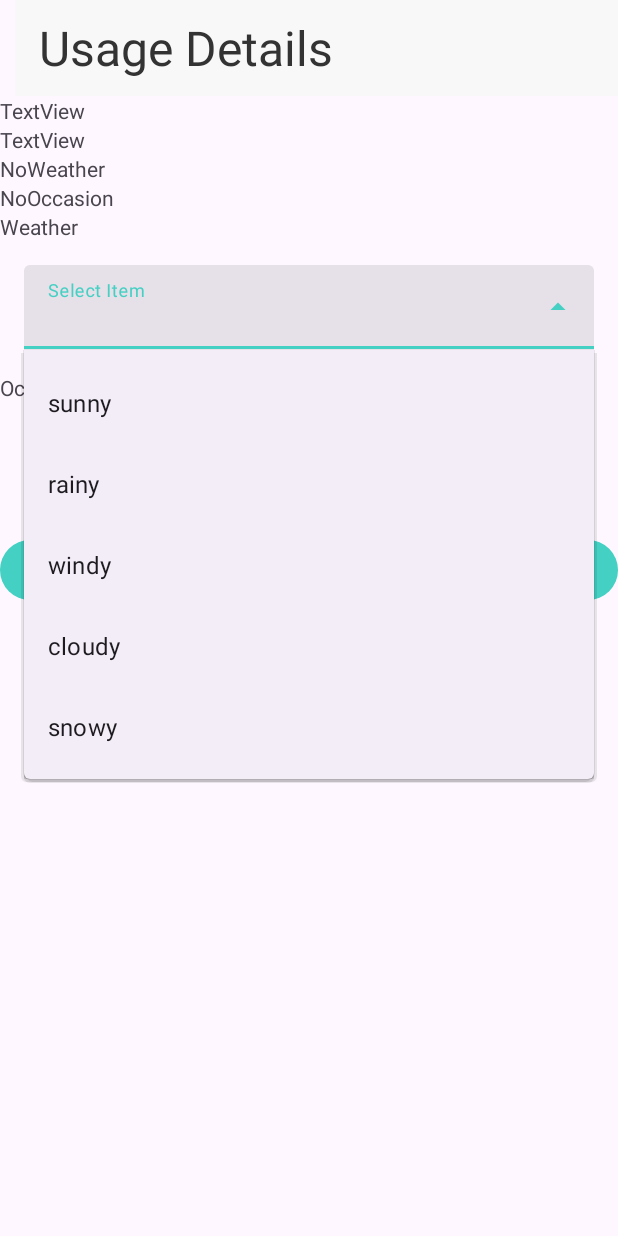
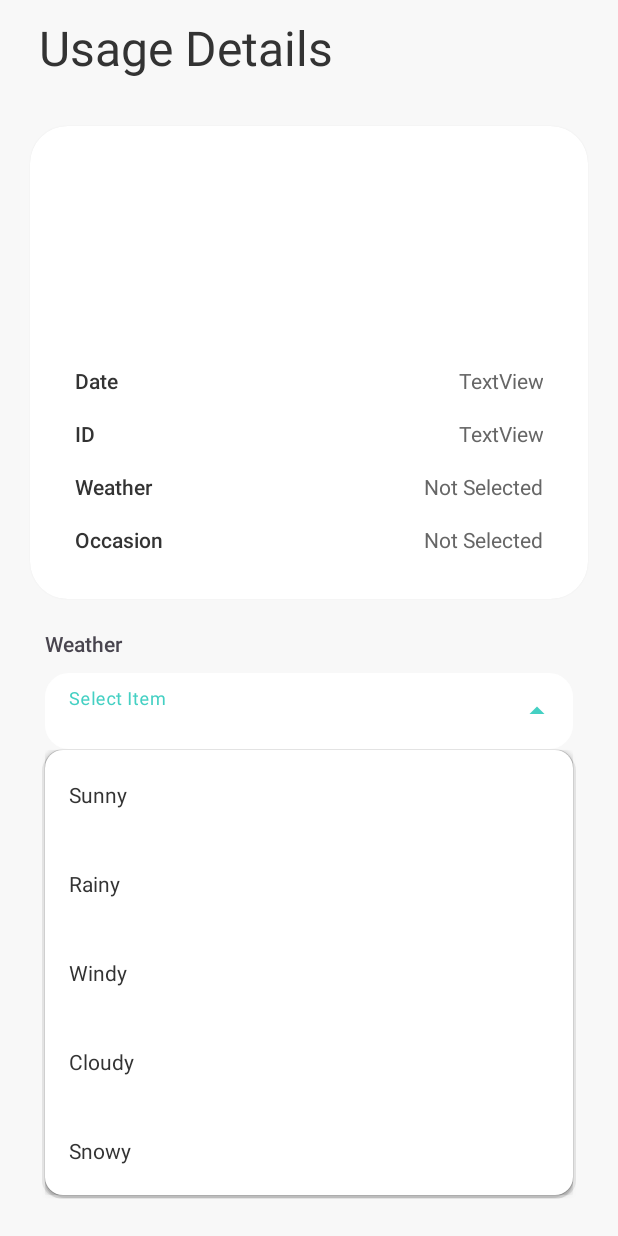
Before and after one commit to vaishnaviu/Clothesmate, an Android app: the UsageDetail screen opened directly, with no data from a screen before it, after a tap on an icon or button, on a phone screen of 412 x 824 dp. Run offline under Robolectric (Android 15) with nearby library versions, the phone set to English and light mode, and no system bars; our stand-ins replace Firebase (no records; nobody signed in at launch, a user with empty details on screens opened directly); 4 statements that could not run were skipped.

Commit message:
UI: Usage Details page

```diff
--- a/app/src/main/java/com/example/myapplication/UsageDetail.java
+++ b/app/src/main/java/com/example/myapplication/UsageDetail.java
@@ -22,8 +22,8 @@ import com.google.firebase.database.ValueEventListener;
 public class UsageDetail extends AppCompatActivity {
     private Button btnweather;
 
-    String[] weatherItems = {"sunny","rainy","windy","cloudy","snowy"};
-    String[] occasionItems = {"formal","casual","semi-formal"};
+    String[] weatherItems = {"Sunny","Rainy","Windy","Cloudy","Snowy"};
+    String[] occasionItems = {"Formal","Casual","Semi-formal"};
 
     AutoCompleteTextView autoCompleteTextViewWeather, autoCompleteTextViewOccasion;
     ArrayAdapter<String> adapterItemsWeather;
@@ -47,8 +47,8 @@ public class UsageDetail extends AppCompatActivity {
         autoCompleteTextViewWeather = findViewById(R.id.auto_complete_weathertxt);
         autoCompleteTextViewOccasion = findViewById(R.id.auto_complete_occasiontxt);
 
-        adapterItemsWeather = new ArrayAdapter<String>(this, R.layout.list_dropdownitem,weatherItems);
-        adapterItemsOccasion = new ArrayAdapter<String>(this,R.layout.list_dropdownitem,occasionItems);
+        adapterItemsWeather = new ArrayAdapter<String>(this, R.layout.custom_dropdown_item_layout,weatherItems);
+        adapterItemsOccasion = new ArrayAdapter<String>(this,R.layout.custom_dropdown_item_layout,occasionItems);
 
         autoCompleteTextViewWeather.setAdapter(adapterItemsWeather);
         autoCompleteTextViewOccasion.setAdapter(adapterItemsOccasion);
--- /dev/null
+++ b/app/src/main/res/drawable/custom_dropdown_item_background.xml
@@ -0,0 +1,5 @@
+<?xml version="1.0" encoding="utf-8"?>
+<shape xmlns:android="http://schemas.android.com/apk/res/android">
+    <corners android:radius="12dp" /> <!-- Adjust the radius to change the corner radius -->
+    <solid android:color="@color/white" /> <!-- Background color of the dropdown menu items -->
+</shape>
--- a/app/src/main/res/layout/activity_usage_detail.xml
+++ b/app/src/main/res/layout/activity_usage_detail.xml
@@ -4,6 +4,7 @@
     xmlns:tools="http://schemas.android.com/tools"
     android:layout_width="match_parent"
     android:layout_height="match_parent"
+    android:background="@color/light_gray"
     tools:context=".UsageDetail"
     android:orientation="vertical">
 
@@ -11,74 +12,201 @@
         android:id="@+id/new_toolbar"
         layout="@layout/toolbar"/>
 
+    <androidx.cardview.widget.CardView
+        xmlns:android="http://schemas.android.com/apk/res/android"
+        xmlns:app="http://schemas.android.com/apk/res-auto"
+        android:layout_marginStart="20dp"
+        android:layout_marginEnd="20dp"
+        android:layout_marginVertical="20dp"
+        android:layout_marginHorizontal="20dp"
+        app:cardCornerRadius="25dp"
+        android:layout_width="match_parent"
+        android:outlineSpotShadowColor="@color/light_gray"
+        android:layout_height="wrap_content">
+
+        <RelativeLayout
+            android:id="@+id/label"
+            android:layout_width="fill_parent"
+            android:layout_height="fill_parent"
+            android:padding="30dp">
+
+            <ImageView
+                android:id="@+id/imageView"
+                android:layout_width="100dp"
+                android:layout_height="100dp"
+                android:layout_centerHorizontal="true"/>
+
+            <TextView
+                android:id="@+id/DateTimeDetailTitle"
+                android:layout_below="@+id/imageView"
+                android:layout_width="wrap_content"
+                android:layout_height="wrap_content"
+                android:layout_marginTop="30dp"
+                android:text="Date"
+                android:textColor="@color/black"
+                android:fontFamily="sans-serif-medium"/>
+
             <TextView
                 android:id="@+id/DateTimeDetail"
+                android:layout_below="@+id/imageView"
+                android:layout_width="wrap_content"
+                android:layout_height="wrap_content"
+                android:layout_marginTop="30dp"
+                android:text="TextView"
+                android:textColor="@color/gray"
+                android:fontFamily="sans-serif"
+                android:layout_alignParentRight="true"
+                android:gravity="right"/>
+
+            <TextView
+                android:id="@+id/IdDetailTitle"
+                android:layout_below="@+id/DateTimeDetail"
                 android:layout_width="match_parent"
                 android:layout_height="wrap_content"
-        android:text="TextView" />
+                android:layout_marginTop="16dp"
+                android:text="ID"
+                android:textColor="@color/black"
+                android:fontFamily="sans-serif-medium"/>
 
             <TextView
                 android:id="@+id/IdDetail"
+                android:layout_below="@+id/DateTimeDetail"
                 android:layout_width="match_parent"
                 android:layout_height="wrap_content"
-        android:text="TextView" />
+                android:layout_marginTop="16dp"
+                android:text="TextView"
+                android:textColor="@color/gray"
+                android:fontFamily="sans-serif"
+                android:layout_alignParentRight="true"
+                android:gravity="right"/>
+
+            <TextView
+                android:id="@+id/WeatherDetailTitle"
+                android:layout_below="@+id/IdDetail"
+                android:layout_width="match_parent"
+                android:layout_height="wrap_content"
+                android:layout_marginTop="16dp"
+                android:text="Weather"
+                android:textColor="@color/black"
+                android:fontFamily="sans-serif-medium"/>
+
             <TextView
                 android:id="@+id/WeatherDetail"
+                android:layout_below="@+id/IdDetail"
                 android:layout_width="match_parent"
                 android:layout_height="wrap_content"
-        android:text="NoWeather"/>
+                android:layout_marginTop="16dp"
+                android:text="Not Selected"
+                android:textColor="@color/gray"
+                android:fontFamily="sans-serif"
+                android:layout_alignParentRight="true"
+                android:gravity="right"/>
+
+            <TextView
+                android:id="@+id/OccasionDetailTitle"
+                android:layout_below="@+id/WeatherDetail"
+                android:layout_width="match_parent"
+                android:layout_height="wrap_content"
+                android:layout_marginTop="16dp"
+                android:text="Occasion"
+                android:textColor="@color/black"
+                android:fontFamily="sans-serif-medium"/>
+
             <TextView
                 android:id="@+id/OccasionDetail"
+                android:layout_below="@+id/WeatherDetail"
                 android:layout_width="match_parent"
                 android:layout_height="wrap_content"
-        android:text="NoOccasion"/>
+                android:layout_marginTop="16dp"
+                android:text="Not Selected"
+                android:textColor="@color/gray"
+                android:fontFamily="sans-serif"
+                android:layout_alignParentRight="true"
+                android:gravity="right"/>
+
+        </RelativeLayout>
+    </androidx.cardview.widget.CardView>
 
 
 
     <TextView
         android:layout_width="match_parent"
         android:layout_height="wrap_content"
-        android:text="Weather"/>
+        android:layout_marginStart="30dp"
+        android:text="Weather"
+        android:fontFamily="sans-serif-medium"/>
 
     <com.google.android.material.textfield.TextInputLayout
         android:layout_width="match_parent"
         android:layout_height="wrap_content"
-        android:layout_margin="16dp"
+        android:layout_marginStart="30dp"
+        android:layout_marginEnd="30dp"
+        android:layout_marginTop="10dp"
+        android:layout_marginBottom="20dp"
         android:hint="@string/select"
-        style="@style/Widget.Material3.TextInputLayout.FilledBox.ExposedDropdownMenu">
+        style="@style/Widget.Material3.TextInputLayout.FilledBox.ExposedDropdownMenu"
+        app:boxBackgroundColor="@color/white"
+        app:boxCornerRadiusBottomStart="16dp"
+        app:boxCornerRadiusBottomEnd="16dp"
+        app:boxCornerRadiusTopStart="16dp"
+        app:boxCornerRadiusTopEnd="16dp"
+        app:boxStrokeWidth="0dp"
+        app:boxStrokeWidthFocused="0dp"
+        android:textColorHint="@color/medium_gray">
 
         <AutoCompleteTextView
             android:id="@+id/auto_complete_weathertxt"
             android:layout_width="match_parent"
             android:layout_height="wrap_content"
-            android:inputType="none"/>
+            android:textSize="12dp"
+            android:inputType="none"
+            android:popupBackground="@drawable/custom_dropdown_item_background"
+            />
 
     </com.google.android.material.textfield.TextInputLayout>
 
     <TextView
         android:layout_width="match_parent"
         android:layout_height="wrap_content"
-        android:text="Occasion"/>
+        android:layout_marginStart="30dp"
+        android:text="Occasion"
+        android:fontFamily="sans-serif-medium"/>
 
     <com.google.android.material.textfield.TextInputLayout
         android:layout_width="match_parent"
         android:layout_height="wrap_content"
-        android:layout_margin="16dp"
+        android:layout_marginStart="30dp"
+        android:layout_marginEnd="30dp"
+        android:layout_marginTop="10dp"
+        android:layout_marginBottom="20dp"
         android:hint="@string/select"
-        style="@style/Widget.Material3.TextInputLayout.FilledBox.ExposedDropdownMenu">
+        style="@style/Widget.Material3.TextInputLayout.FilledBox.ExposedDropdownMenu"
+        app:boxBackgroundColor="@color/white"
+        app:boxCornerRadiusBottomStart="16dp"
+        app:boxCornerRadiusBottomEnd="16dp"
+        app:boxCornerRadiusTopStart="16dp"
+        app:boxCornerRadiusTopEnd="16dp"
+        app:boxStrokeWidth="0dp"
+        app:boxStrokeWidthFocused="0dp"
+        android:textColorHint="@color/medium_gray">
 
         <AutoCompleteTextView
             android:id="@+id/auto_complete_occasiontxt"
             android:layout_width="match_parent"
             android:layout_height="wrap_content"
-            android:inputType="none"/>
+            android:textSize="12dp"
+            android:inputType="none"
+            android:popupBackground="@drawable/custom_dropdown_item_background"/>
 
     </com.google.android.material.textfield.TextInputLayout>
-
 
     <Button
         android:id="@+id/btnWeather"
         android:layout_width="match_parent"
-        android:layout_height="wrap_content"
-        android:text="SaveWeatherToDatabase" />
+        android:layout_height="54dp"
+        android:layout_marginStart="30dp"
+        android:layout_marginEnd="30dp"
+        android:fontFamily="sans-serif-medium"
+        android:textSize="16sp"
+        android:text="Save Changes"/>
 </LinearLayout>
--- /dev/null
+++ b/app/src/main/res/layout/custom_dropdown_item_layout.xml
@@ -0,0 +1,11 @@
+<?xml version="1.0" encoding="utf-8"?>
+<TextView xmlns:android="http://schemas.android.com/apk/res/android"
+    android:id="@android:id/text1"
+    android:layout_width="match_parent"
+    android:layout_height="wrap_content"
+    android:textSize="14sp"
+    android:paddingLeft="16dp"
+    android:paddingTop="20dp"
+    android:paddingBottom="20dp"
+    android:textColor="@color/black">
+</TextView>
--- a/app/src/main/res/layout/fragment_list_of_usage.xml
+++ b/app/src/main/res/layout/fragment_list_of_usage.xml
@@ -22,10 +22,8 @@
         android:layout_marginTop="84dp"
         android:layout_marginStart="20dp"
         android:layout_marginEnd="20dp"
+        android:layout_marginBottom="80dp"
         android:divider="@null"
         android:dividerHeight="20dp"/>
 
-
-
-
 </androidx.constraintlayout.widget.ConstraintLayout>
--- a/app/src/main/res/values/colors.xml
+++ b/app/src/main/res/values/colors.xml
@@ -4,6 +4,7 @@
     <color name="white">#FFFFFFFF</color>
     <color name="turquoise">#FF44D0C3</color>
     <color name="gray">#FF666666</color>
+    <color name="medium_gray">#FF999999</color>
     <color name="light_gray">#FFF8F8F8</color>
     <color name="transparent">#00ffffff</color>
 </resources>
--- a/app/src/main/res/values/themes.xml
+++ b/app/src/main/res/values/themes.xml
@@ -13,7 +13,7 @@
         <item name="android:color">@color/transparent</item>
     </style>
 
-    <style name="Theme.MyApplication" parent="Base.Theme.MyApplication" />
+    <style name="Theme.MyApplication" parent="Base.Theme.MyApplication"/>
 
     <style name="Toolbar.TitleText" parent="TextAppearance.Widget.AppCompat.Toolbar.Title">
         <item name="android:textSize">32sp</item>
```
Also changed, not shown: app/src/main/res/layout/list_item.xml (+4 -6 lines), app/src/main/res/layout/list_itemclothes.xml (+3 -5 lines). Lines whose indentation alone changed are shown as unchanged.
